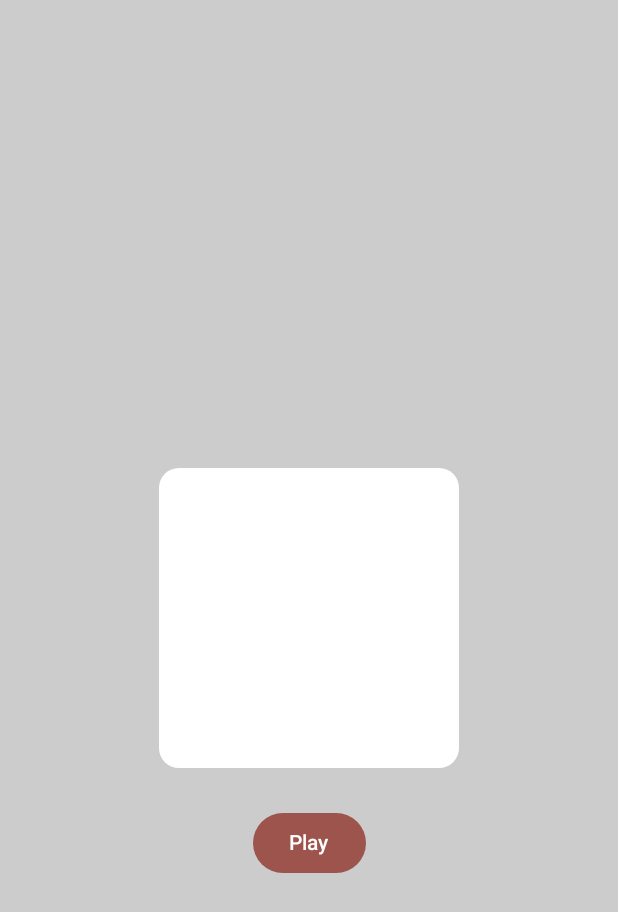
After one commit to mgl-uhou/dice-game, an Android app built with Jetpack Compose: the composable GameScreen shown on its own in the app's theme, on a phone screen of 412 x 824 dp. The commit adds this screen. Shown: the top 912 px of the screen. Run offline under Robolectric (Android 15) with nearby library versions, the phone set to English and light mode, and no system bars; 1 statement that could not run was skipped.

Commit message:
feat: separate MainActivity

```diff
--- /dev/null
+++ b/app/src/main/java/com/example/dicegame/ui/components/DiceCanvas.kt
@@ -0,0 +1,82 @@
+package com.example.dicegame.ui.components
+
+import androidx.compose.foundation.Canvas
+import androidx.compose.foundation.layout.padding
+import androidx.compose.foundation.layout.size
+import androidx.compose.runtime.Composable
+import androidx.compose.ui.Modifier
+import androidx.compose.ui.geometry.CornerRadius
+import androidx.compose.ui.geometry.Offset
+import androidx.compose.ui.graphics.Color
+import androidx.compose.ui.graphics.drawscope.DrawScope
+import androidx.compose.ui.unit.dp
+import kotlin.math.min
+
+
+private fun DrawScope.bullet(number: Int) {
+    val w = size.width
+    val h = size.height
+    val cx = w  / 2f          // center x
+    val cy = h  / 2f          // center y
+    val qx = w  / 4f          // quarter x
+    val qy = h  / 4f          // quarter y
+    val tqx = w  * 3f / 4f    // three‑quarters x
+    val tqy = h  * 3f / 4f    // three‑quarters y
+    val dotRadius = min(w, h) / 10f
+
+    fun drawDot(at: Offset) {
+        drawCircle(Color.Black, radius = dotRadius, center = at)
+    }
+
+    when (number) {
+        1 -> drawDot(Offset(cx, cy))
+        2 -> {
+            drawDot(Offset(qx, qy))
+            drawDot(Offset(tqx, tqy))
+        }
+        3 -> {
+            drawDot(Offset(qx, qy))
+            drawDot(Offset(cx, cy))
+            drawDot(Offset(tqx, tqy))
+        }
+        4 -> {
+            drawDot(Offset(qx, qy))
+            drawDot(Offset(tqx, qy))
+            drawDot(Offset(qx, tqy))
+            drawDot(Offset(tqx, tqy))
+        }
+        5 -> {
+            drawDot(Offset(qx, qy))
+            drawDot(Offset(tqx, qy))
+            drawDot(Offset(cx, cy))
+            drawDot(Offset(qx, tqy))
+            drawDot(Offset(tqx, tqy))
+        }
+        6 -> {
+            drawDot(Offset(qx, qy))
+            drawDot(Offset(tqx, qy))
+            drawDot(Offset(qx, cy))
+            drawDot(Offset(tqx, cy))
+            drawDot(Offset(qx, tqy))
+            drawDot(Offset(tqx, tqy))
+        }
+        else -> {  }
+    }
+}
+
+@Composable
+fun Dice(number: Int, modifier: Modifier){
+    Canvas(
+        modifier = modifier
+            .padding(20.dp)
+            .size(200.dp)
+    ){
+        drawRoundRect(
+            color        = Color.White,
+            cornerRadius = CornerRadius(20f, 20f),
+            topLeft      = Offset.Zero,
+            size         = size
+        )
+        bullet(number = number)
+    }
+}
--- /dev/null
+++ b/app/src/main/java/com/example/dicegame/ui/screens/GameScreen.kt
@@ -0,0 +1,63 @@
+package com.example.dicegame.ui.screens
+
+import androidx.compose.foundation.background
+import androidx.compose.foundation.layout.Box
+import androidx.compose.foundation.layout.fillMaxSize
+import androidx.compose.foundation.layout.offset
+import androidx.compose.material3.Button
+import androidx.compose.material3.ButtonDefaults
+import androidx.compose.material3.Text
+import androidx.compose.runtime.Composable
+import androidx.compose.runtime.LaunchedEffect
+import androidx.compose.runtime.getValue
+import androidx.compose.runtime.mutableStateOf
+import androidx.compose.runtime.remember
+import androidx.compose.runtime.setValue
+import androidx.compose.ui.Alignment
+import androidx.compose.ui.Modifier
+import androidx.compose.ui.graphics.Color
+import androidx.compose.ui.unit.dp
+import com.example.dicegame.ui.components.Dice
+import com.example.dicegame.ui.theme.BrownBase
+import kotlinx.coroutines.delay
+import kotlin.random.Random
+
+@Composable
+fun GameScreen() {
+    var roll by remember { mutableStateOf(0) }
+    var timer by remember { mutableStateOf(0) }
+
+    LaunchedEffect(key1 = timer) {
+        if (timer > 0) {
+            delay((500 * (1.0f / timer)).toLong())
+            roll = Random.nextInt(1, 7)
+            timer -= 1
+        }
+    }
+
+    Box(modifier = Modifier
+        .fillMaxSize()
+        .background(Color.LightGray),
+        contentAlignment = Alignment.Center
+    ) {
+        Dice(number = roll, modifier = Modifier)
+
+        Button(
+            onClick = {
+                timer = 20
+            },
+            modifier = Modifier
+                .align(Alignment.Center)
+                .offset(y = (150).dp),
+            colors = ButtonDefaults.buttonColors(
+                containerColor = BrownBase,
+                contentColor = Color.White
+            )
+        ) {
+            if (timer > 0)
+                Text("$timer")
+            else
+                Text("Play")
+        }
+    }
+}
```
Also changed, not shown: app/src/main/java/com/example/dicegame/MainActivity.kt (+6 -150 lines), app/src/main/java/com/example/dicegame/ui/components/TopAppBarDice.kt (added, +23 -0 lines).
